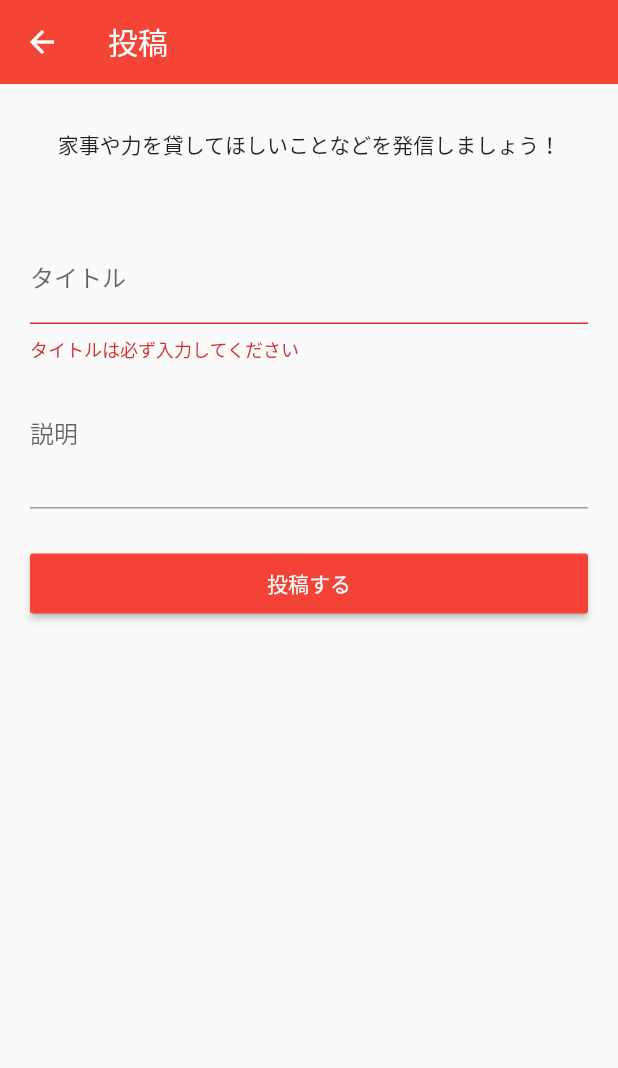
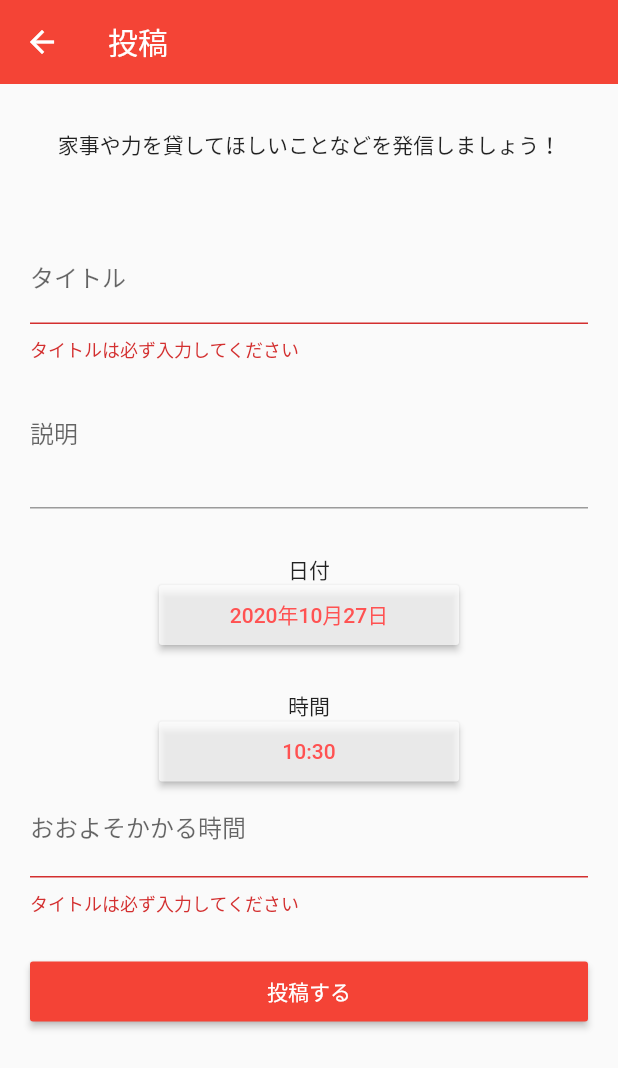
Before and after one commit to KenAra1311/tasuke_ai, a Flutter app: the PostHelpPage screen opened by its route, after a tap on "投稿する", on a phone screen of 412 x 824 dp. Shown: the top 1068 px of the screen. Run offline on Flutter 3.47's test engine with Material 2 defaults, Android fonts, the phone set to English and light mode, and no system bars; our stand-ins replace cloud_firestore, firebase_auth, firebase_core; accounts and stored records are empty.

Commit message:
投稿：日付を選択できるように改修

```diff
--- a/lib/pages/home/post_help/post_help_page.dart
+++ b/lib/pages/home/post_help/post_help_page.dart
@@ -60,8 +60,52 @@ class _Body extends StatelessWidget {
                   keyboardType: TextInputType.multiline,
                   maxLines: 3,
                 ),
+                Column(
+                  children: <Widget>[
+                    Container(
+                      margin: EdgeInsets.only(top: 30),
+                      child: Text('日付'),
+                    ),
+                    Container(
+                      width: 200,
+                      height: 40,
+                      child: RaisedButton(
+                        onPressed: () => _postHelpPageModelView.selectDate(context: context),
+                        color: Colors.white.withOpacity(0.7),
+                        textColor: Colors.redAccent,
+                        child: Text(_postHelpPageModelView.date),
+                      ),
+                    ),
+                  ],
+                ),
+                Column(
+                  children: <Widget>[
+                    Container(
+                      margin: EdgeInsets.only(top: 30),
+                      child: Text('時間'),
+                    ),
+                    Container(
+                      width: 200,
+                      height: 40,
+                      child: RaisedButton(
+                        onPressed: () => null,
+                        color: Colors.white.withOpacity(0.7),
+                        textColor: Colors.redAccent,
+                        child: Text(_postHelpPageModelView.time),
+                      ),
+                    ),
+                  ],
+                ),
+                TextFormField(
+                  controller: _postHelpPageModelView.titleTextController,
+                  decoration: InputDecoration(
+                    labelText: 'おおよそかかる時間',
+                    hintText: 'およそ１時間程度',
+                    errorText: _postHelpPageModelView.titleValidate ? 'タイトルは必ず入力してください' : null
+                  ),
+                ),
                 Container(
-                  margin: EdgeInsets.only(top: 30),
+                  margin: EdgeInsets.only(top: 30, bottom: 30),
                   width: double.infinity,
                   height: 40,
                   child: RaisedButton(
--- a/lib/pages/home/post_help/post_help_page_view_model.dart
+++ b/lib/pages/home/post_help/post_help_page_view_model.dart
@@ -1,21 +1,30 @@
-import 'package:flutter/cupertino.dart';
+import 'package:flutter/material.dart';
+import 'package:intl/date_symbol_data_local.dart';
+import 'package:intl/intl.dart';
 import 'package:tasuke_ai/service/home/post_help/post_help_service.dart';
 import 'package:tasuke_ai/service/validator/post_validator.dart';
+import 'package:tasuke_ai/widgets/atoms/show_date_picker.dart';
 
 class PostHelpPageModelView extends ChangeNotifier {
   PostHelpService _postHelpService;
   PostValidator _postValidator;
   TextEditingController _titleTextController;
   TextEditingController _descriptionTextController;
+  String _date;
+  String _time;
   bool _titleValidate;
   bool _visible;
   String _info;
 
   PostHelpPageModelView() {
+    initializeDateFormatting('ja');
+
     _postHelpService = PostHelpService();
     _postValidator = PostValidator();
     _titleTextController = TextEditingController();
     _descriptionTextController = TextEditingController();
+    _date = DateFormat.yMMMd('ja').format(DateTime.now());
+    _time = DateFormat.Hm('ja').format(DateTime.now());
     _titleValidate = false;
     _visible = false;
     _info = '';
@@ -23,9 +32,23 @@ class PostHelpPageModelView extends ChangeNotifier {
 
   TextEditingController get titleTextController => _titleTextController;
   TextEditingController get descriptionTextController => _descriptionTextController;
+  String get date => _date;
+  String get time => _time;
   bool get titleValidate => _titleValidate;
   bool get visible => _visible;
   String get info => _info;
+
+  /*
+   * 日付の選択操作を実行させる
+   */
+  Future<void> selectDate({@required BuildContext context}) async {
+    _date = await ShowDatePicker(
+      context: context,
+      date: date,
+    ).selectDate();
+
+    notifyListeners();
+  }
 
   /*
    * 投稿を実行し、バリデーションがOKならば保存＆リダイレクトを行う
--- /dev/null
+++ b/lib/widgets/atoms/show_date_picker.dart
@@ -0,0 +1,28 @@
+import 'package:flutter/material.dart';
+import 'package:intl/intl.dart';
+
+class ShowDatePicker {
+  final BuildContext _context;
+  final String _date;
+
+  ShowDatePicker({
+    @required BuildContext context,
+    @required String date,
+  })  : _context = context,
+        _date = date;
+
+  Future<String> selectDate() async {
+    final DateTime _selectedDate = await showDatePicker(
+      context: _context,
+      initialDate: DateTime.now(),
+      firstDate: DateTime(DateTime.now().year),
+      lastDate: DateTime(DateTime.now().year + 1),
+    );
+
+    if (_selectedDate != null) {
+      return DateFormat.yMMMd('ja').format(_selectedDate);
+    } else {
+      return _date;
+    }
+  }
+}
```
Also changed, not shown: pubspec.lock.
